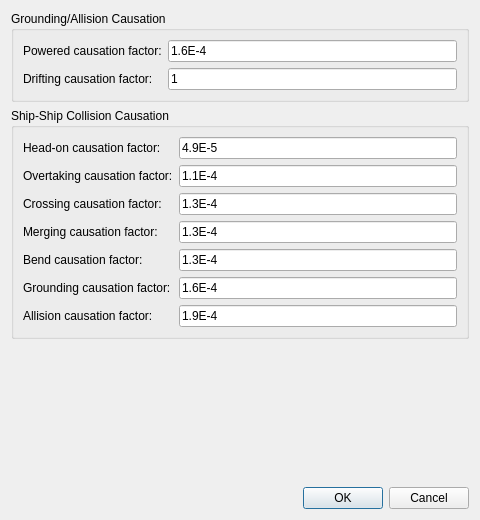
Old version of the form ui/causation_factors.ui in the repository axelande/OMRAT.
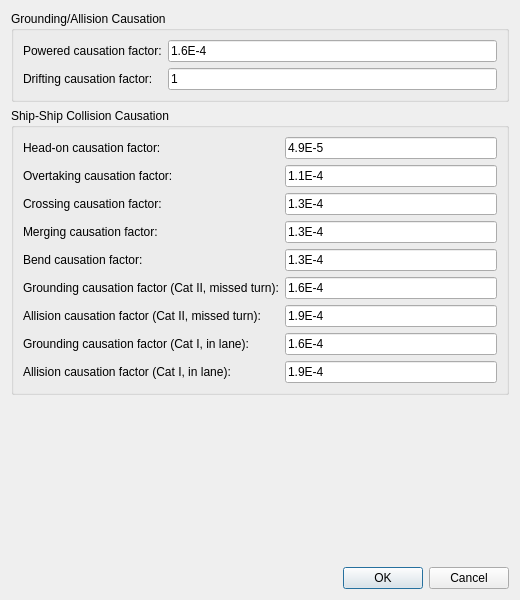
New version of the form.

```diff
--- a/ui/causation_factors.ui
+++ b/ui/causation_factors.ui
@@ -6,8 +6,8 @@
    <rect>
     <x>0</x>
     <y>0</y>
-    <width>480</width>
-    <height>520</height>
+    <width>520</width>
+    <height>600</height>
    </rect>
   </property>
   <property name="windowTitle">
@@ -139,7 +139,10 @@
       <item row="5" column="0">
        <widget class="QLabel" name="labelGroundingCf">
         <property name="text">
-         <string>Grounding causation factor:</string>
+         <string>Grounding causation factor (Cat II, missed turn):</string>
+        </property>
+        <property name="toolTip">
+         <string>Powered grounding Category II: the ship fails to turn at a waypoint and runs straight into a shallow area beyond it.  IWRAP p_grounding_no_turn_causation.</string>
         </property>
        </widget>
       </item>
@@ -153,7 +156,10 @@
       <item row="6" column="0">
        <widget class="QLabel" name="labelAllisionCf">
         <property name="text">
-         <string>Allision causation factor:</string>
+         <string>Allision causation factor (Cat II, missed turn):</string>
+        </property>
+        <property name="toolTip">
+         <string>Powered allision Category II: the ship fails to turn at a waypoint and runs straight into a structure beyond it.  IWRAP p_allision_no_turn_causation.</string>
         </property>
        </widget>
       </item>
@@ -164,6 +170,40 @@
         </property>
        </widget>
       </item>
+      <item row="7" column="0">
+       <widget class="QLabel" name="labelGroundingCat1Cf">
+        <property name="text">
+         <string>Grounding causation factor (Cat I, in lane):</string>
+        </property>
+        <property name="toolTip">
+         <string>Powered grounding Category I: a shallow area lies inside the leg's lateral spread and the ship sails straight into it without any turn being required.  IWRAP p_grounding_causation.</string>
+        </property>
+       </widget>
+      </item>
+      <item row="7" column="1">
+       <widget class="QLineEdit" name="leGroundingCat1Cf">
+        <property name="text">
+         <string>1.6E-4</string>
+        </property>
+       </widget>
+      </item>
+      <item row="8" column="0">
+       <widget class="QLabel" name="labelAllisionCat1Cf">
+        <property name="text">
+         <string>Allision causation factor (Cat I, in lane):</string>
+        </property>
+        <property name="toolTip">
+         <string>Powered allision Category I: a structure lies inside the leg's lateral spread and the ship sails straight into it without any turn being required.  IWRAP p_allision_causation.</string>
+        </property>
+       </widget>
+      </item>
+      <item row="8" column="1">
+       <widget class="QLineEdit" name="leAllisionCat1Cf">
+        <property name="text">
+         <string>1.9E-4</string>
+        </property>
+       </widget>
+      </item>
      </layout>
     </widget>
    </item>
```
